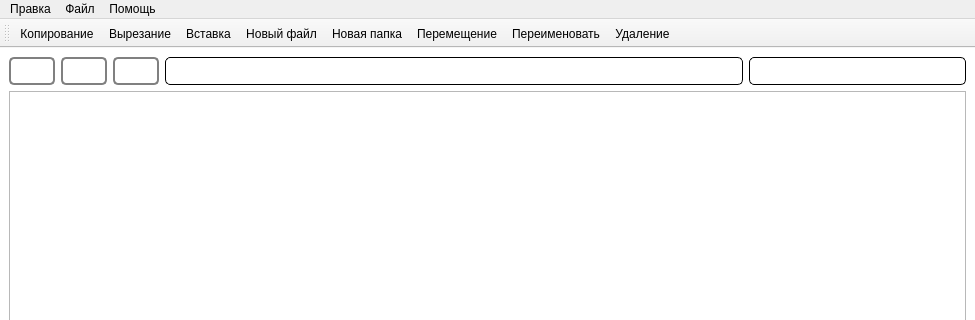
Old version of the form mainwindow.ui in the repository Filimon4/python_file_manager; both pictures show x 0 to 975 and y 0 to 320 of the 975 by 571 pixel window.
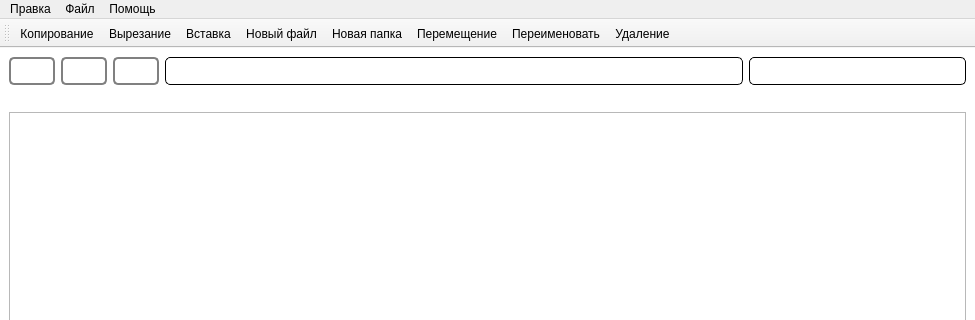
New version of the form. Icons and pictures are not drawn.

What changed in the file:
```diff
--- a/mainwindow.ui
+++ b/mainwindow.ui
@@ -62,8 +62,8 @@
      <verstretch>0</verstretch>
     </sizepolicy>
    </property>
-   <layout class="QVBoxLayout" name="verticalLayout">
-    <item>
+   <layout class="QGridLayout" name="gridLayout">
+    <item row="0" column="0">
      <layout class="QHBoxLayout" name="horizontalLayout_2" stretch="1,1,1,8,3">
       <item>
        <widget class="QPushButton" name="undo_btn">
@@ -171,6 +171,18 @@
       </item>
      </layout>
     </item>
+    <item row="1" column="0">
+     <layout class="QVBoxLayout" name="verticalLayout_2" stretch="1,20">
+      <property name="spacing">
+       <number>4</number>
+      </property>
+      <item>
+       <layout class="QHBoxLayout" name="driverView">
+        <property name="spacing">
+         <number>5</number>
+        </property>
+       </layout>
+      </item>
     <item>
      <widget class="QTreeView" name="treeView">
       <property name="enabled">
@@ -197,6 +209,8 @@
      </widget>
     </item>
    </layout>
+    </item>
+   </layout>
   </widget>
   <widget class="QMenuBar" name="menubar">
    <property name="geometry">
```
Left out of the diff: 13 changed lines with no effect on the pictures. Lines whose indentation alone changed are shown as unchanged.
